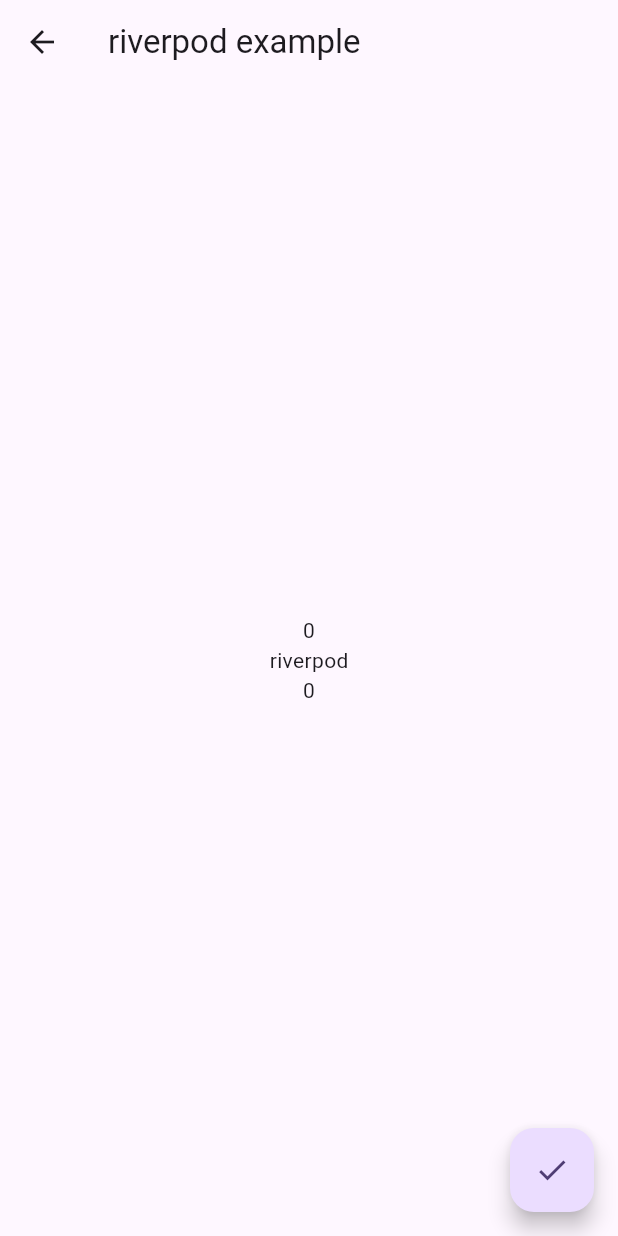
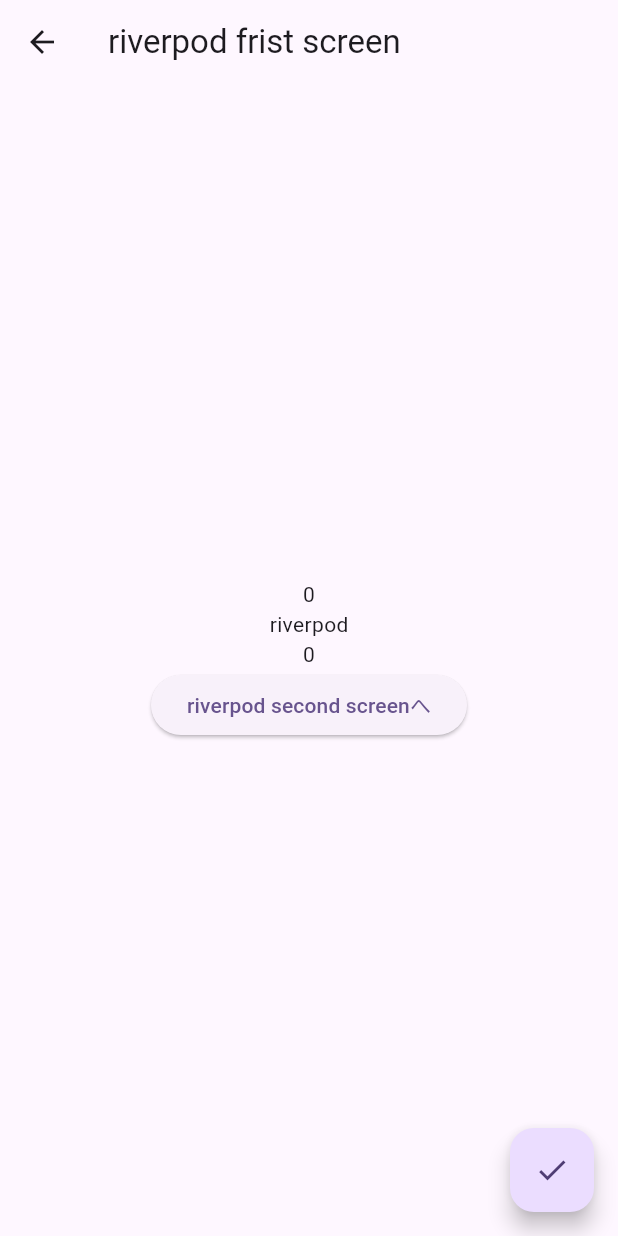
Before and after one commit to yassan16/flutter-screen-transition-and-state-management, a Flutter app: the RiverpodFirstScreen screen opened by its route, on a phone screen of 412 x 824 dp. Run offline on Flutter 3.47's test engine with Material 3 defaults, Android fonts, the phone set to English and light mode, and no system bars; our stand-ins replace flutter_riverpod, riverpod_annotation; generated files the repository leaves out were written again.

Commit message:
Riverpod 別画面でステートが維持されていること確認

```diff
--- a/lib/routes.dart
+++ b/lib/routes.dart
@@ -5,6 +5,7 @@ import 'package:flutter_screen_transition_and_state_management/view/has_argument
 import 'package:flutter_screen_transition_and_state_management/view/no_argument/first_screen.dart';
 import 'package:flutter_screen_transition_and_state_management/view/no_argument/second_screen.dart';
 import 'package:flutter_screen_transition_and_state_management/view/riverpod/riverpod_first_screen.dart';
+import 'package:flutter_screen_transition_and_state_management/view/riverpod/riverpod_second_screen.dart';
 
 class Routes {
   // 引数なし
@@ -18,6 +19,7 @@ class Routes {
 
   // riverpod
   static const String riverpodFirst = "/riverpod_first_screen";
+  static const String riverpodSecond = "/riverpod_second_screen";
 
   /// 引数なしルーティングの設定
   static getRoutes() {
@@ -25,6 +27,7 @@ class Routes {
       Routes.first: (context) => FirstScreen(),
       Routes.second: (context) => SecondScreen(),
       Routes.riverpodFirst: (context) => RiverpodFirstScreen(),
+      Routes.riverpodSecond: (context) => RiverpodSecondScreen(),
     };
   }
 
--- a/lib/view/riverpod/riverpod_first_screen.dart
+++ b/lib/view/riverpod/riverpod_first_screen.dart
@@ -1,6 +1,7 @@
 import 'package:flutter/material.dart';
 import 'package:flutter_riverpod/flutter_riverpod.dart';
 import 'package:flutter_screen_transition_and_state_management/notifier_provider/user_manager_notifier.dart';
+import 'package:flutter_screen_transition_and_state_management/routes.dart';
 
 class RiverpodFirstScreen extends ConsumerWidget {
   const RiverpodFirstScreen({super.key});
@@ -9,7 +10,7 @@ class RiverpodFirstScreen extends ConsumerWidget {
   Widget build(BuildContext context, WidgetRef ref) {
     final userState = ref.watch(userManagerProvider);
     return Scaffold(
-      appBar: AppBar(title: const Text('riverpod example')),
+      appBar: AppBar(title: const Text('riverpod frist screen')),
       body: Center(
         child: Column(
           mainAxisAlignment: MainAxisAlignment.center,
@@ -29,6 +30,12 @@ class RiverpodFirstScreen extends ConsumerWidget {
                 return Text("${userState.getAge}");
               },
             ),
+            ElevatedButton(
+              onPressed: () {
+                Navigator.pushNamed(context, Routes.riverpodSecond);
+              },
+              child: Text("riverpod second screenへ"),
+            ),
           ],
         ),
       ),
```
Also changed, not shown: lib/view/riverpod/riverpod_second_screen.dart (+41 -0 lines).
